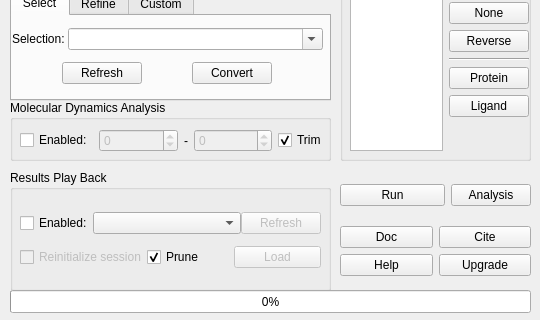
Above: Caver4/ui/caver.ui from YaoYinYing/caver-pymol-plugin before the change; both pictures show x 0 to 540 and y 230 to 550 of the 540 by 550 pixel window. Below: the same form after it.
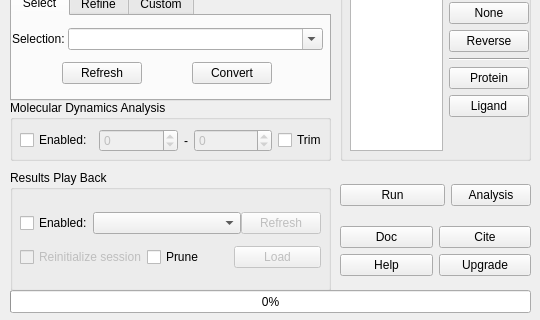
That is the form after the change.

Patch:
```diff
--- a/Caver4/ui/caver.ui
+++ b/Caver4/ui/caver.ui
@@ -478,9 +478,6 @@
            <property name="text">
             <string>Prune</string>
            </property>
-           <property name="checked">
-            <bool>true</bool>
-           </property>
           </widget>
          </item>
          <item>
@@ -608,9 +605,6 @@
          <property name="text">
           <string>Trim</string>
          </property>
-         <property name="checked">
-          <bool>true</bool>
-         </property>
         </widget>
        </item>
       </layout>
```
